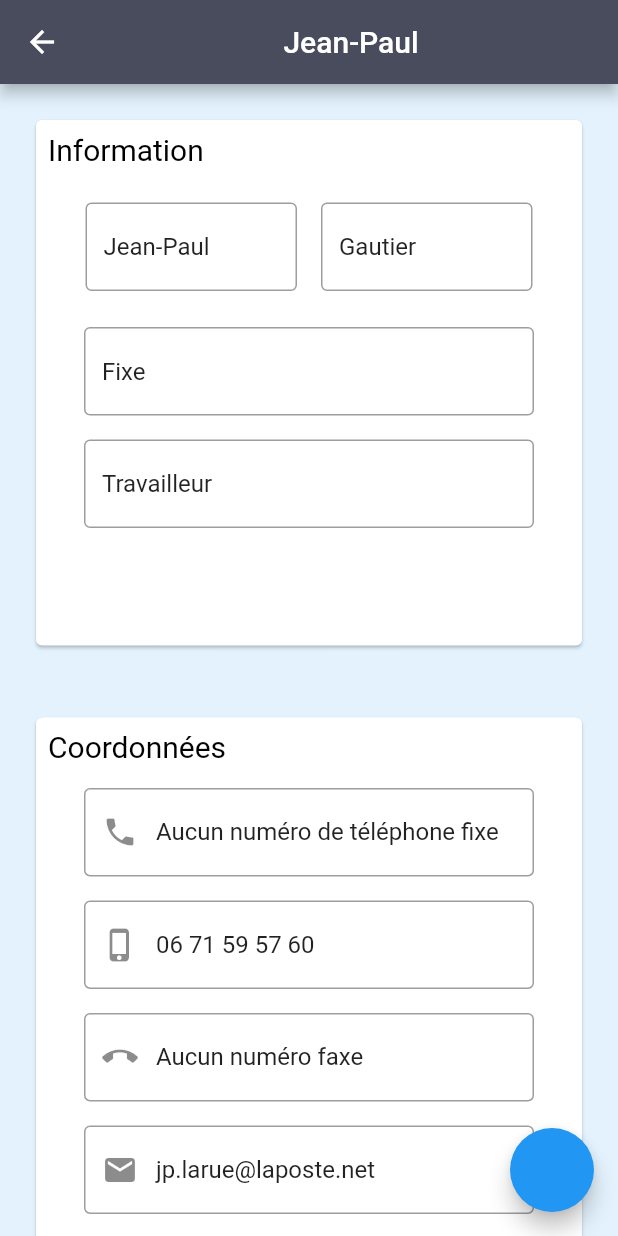
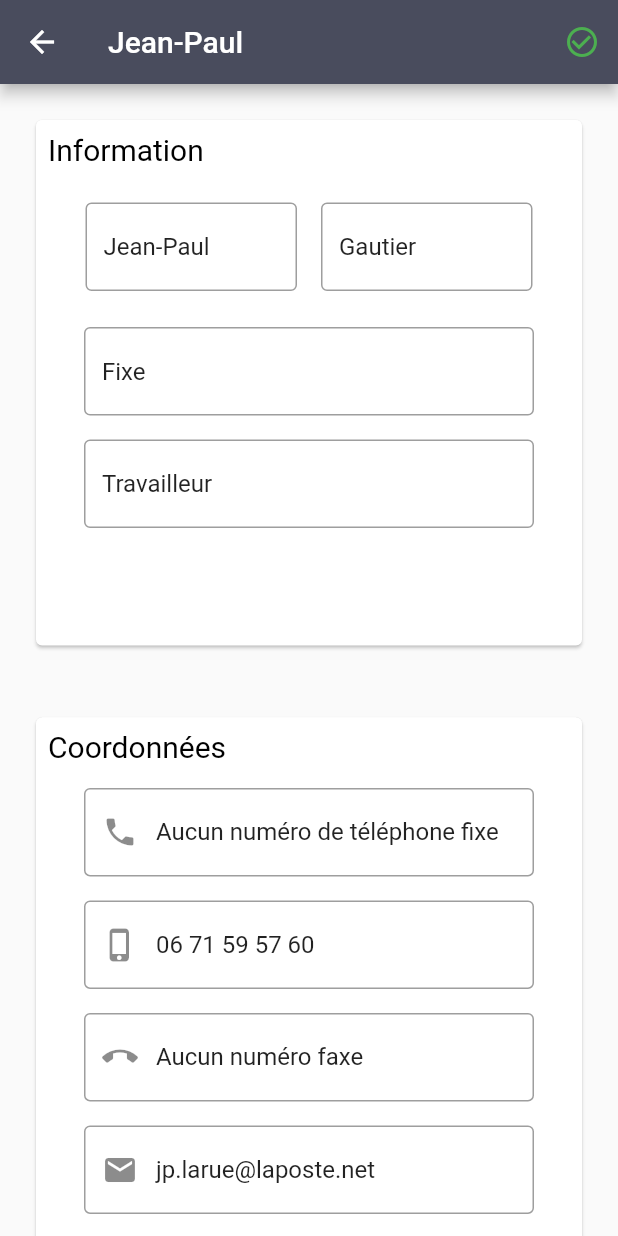
Before and after one commit to JulienS69/projet_alexis, a Flutter app: the screen it shows after launch, after a tap on "Jean-Paul", on a phone screen of 412 x 824 dp. Run offline on Flutter 3.47's test engine with Material 2 defaults, Android fonts, the phone set to English and light mode, and no system bars; our stand-ins replace get.

Commit message:
Possibilité de pouvoir modifié les données. (A terminer)
+ Utilisation du TextEditingController.
+ Utilisation du tryParse.

```diff
--- a/lib/presentation/views/clients_view.dart
+++ b/lib/presentation/views/clients_view.dart
@@ -58,6 +58,7 @@ class ClientView extends GetView<ClientViewController> {
                 itemBuilder: (_, int index) => buildContactItem(
                   context,
                   listClient[index],
+                  index,
                 ),
                 itemCount: listClient.length,
               )
@@ -83,7 +84,7 @@ class ClientView extends GetView<ClientViewController> {
 //   const NameList(this.name, this.mobile, this.mail);
 
 @override
-Widget buildContactItem(BuildContext context, Contact contact) {
+Widget buildContactItem(BuildContext context, Contact contact, int index) {
   String name = "";
 
   return Padding(
@@ -101,6 +102,7 @@ Widget buildContactItem(BuildContext context, Contact contact) {
               "society": contact.society,
               "mobile": contact.mobile,
               "mail": contact.mail,
+              "index": index.toString(),
             },
           );
         },
--- a/lib/presentation/views/clients_view_controller.dart
+++ b/lib/presentation/views/clients_view_controller.dart
@@ -1,8 +1,11 @@
+import 'package:flutter/cupertino.dart';
 import 'package:get/get.dart';
 import 'package:get/get_state_manager/src/simple/get_controllers.dart';
 import 'package:projet_alexis/domain/entities/contact.dart';
 
 class ClientViewController extends GetxController {
+  final textEditingController = TextEditingController(text: '');
+
   RxList<Contact> contact = <Contact>[
     Contact(
       name: 'Jean-Paul',
@@ -61,4 +64,10 @@ class ClientViewController extends GetxController {
       mail: 'stanislas@xefi.fr',
     ),
   ].obs;
+
+  Future<void> modifyContact(String index) async {
+    if (int.tryParse(index) != null) {
+      contact[int.parse(index)].name = textEditingController.text;
+    }
+  }
 }
--- a/lib/presentation/views/modif_client_view.dart
+++ b/lib/presentation/views/modif_client_view.dart
@@ -17,14 +17,22 @@ class ModifClientView extends GetView<ClientViewController> {
 
     if(Get.arguments != null){
       monArgument = Get.arguments;
+      controller.textEditingController.text = monArgument['name'] ?? "";
     }
 
     return Scaffold(
       appBar: AppBar(
-        title:  Center(
-          child: Text(monArgument['name'] ?? ""),
-        ),
+        title:  Text(monArgument['name'] ?? ""),
         backgroundColor: kGrey6,
+        actions:[
+          IconButton(
+              onPressed: () async {
+                await controller.modifyContact(monArgument['index'] ?? "");
+                Get.back();
+              },
+              icon: const Icon(Icons.check_circle_outline, color: Colors.green,),
+          ),
+    ],
       ),
       body: SingleChildScrollView(
         child: Form(
@@ -58,7 +66,7 @@ class ModifClientView extends GetView<ClientViewController> {
                             Padding(
                               padding: const EdgeInsets.all(8.0),
                               child: TextFormField(
-                                initialValue: monArgument['name'],
+                                controller: controller.textEditingController,
                                 decoration: const InputDecoration(
                                   constraints: BoxConstraints(
                                     minWidth: 100,
@@ -66,6 +74,7 @@ class ModifClientView extends GetView<ClientViewController> {
                                   ),
                                   border: OutlineInputBorder(),
                                   hintText: 'Prenom',
+
                                 ),
                               ),
                             ),
@@ -248,8 +257,6 @@ class ModifClientView extends GetView<ClientViewController> {
           ),
         ),
       ),
-      backgroundColor: Get.theme.secondaryHeaderColor,
-      floatingActionButton: FloatingActionButton(onPressed: () {}),
     );
   }
 
```
